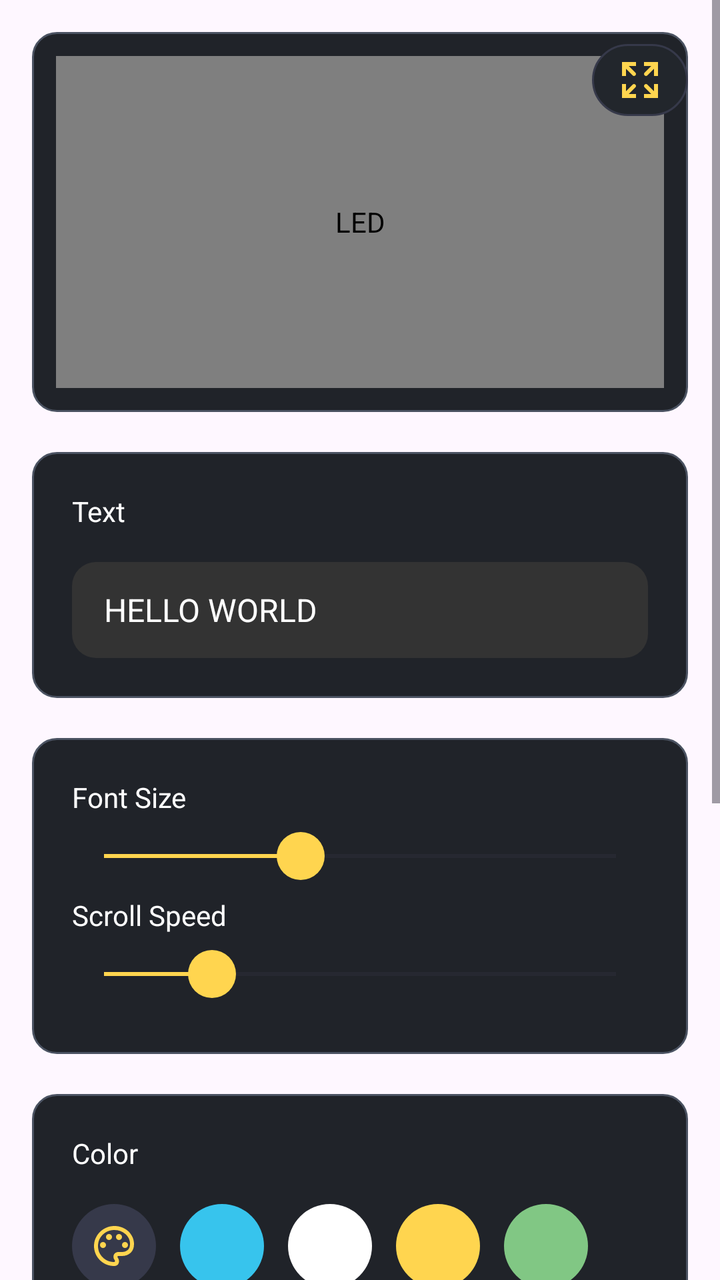
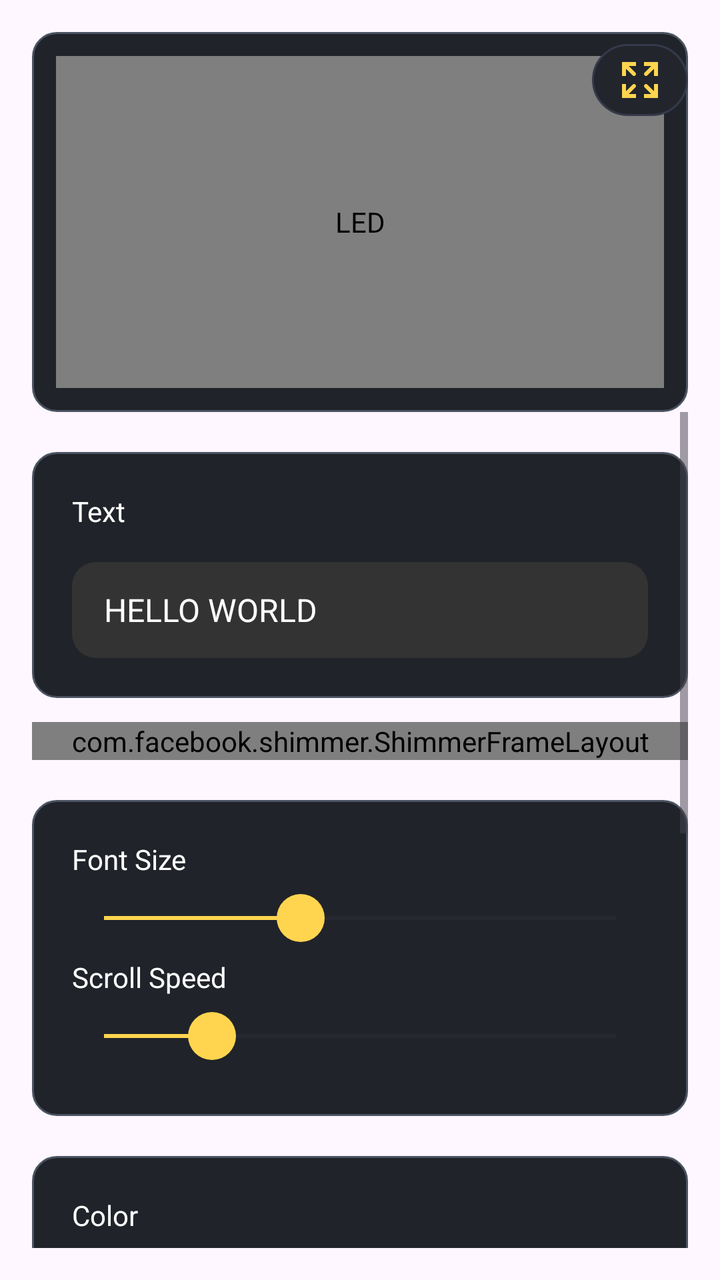

Screens rendered from an Android XML layout before and after an edit, with the pre-edit source and the edit as a unified diff.
<!-- AndroidManifest.xml: application theme Theme.Flashlight -->
<!-- res/layout/fragment_led.xml -->
<?xml version="1.0" encoding="utf-8"?>
<ScrollView
    xmlns:android="http://schemas.android.com/apk/res/android"
    xmlns:app="http://schemas.android.com/apk/res-auto"
    android:layout_width="match_parent"
    android:layout_height="match_parent"
    android:fillViewport="true">
    <LinearLayout
        android:layout_width="match_parent"
        android:layout_height="wrap_content"
        android:padding="@dimen/size16"
        android:orientation="vertical">
        <FrameLayout
            android:layout_width="match_parent"
            android:layout_height="@dimen/size190"
            android:background="@drawable/bg_ad">
            <com.kt.flash.light.led.banner.customview.LedBannerView
                android:id="@+id/led_preview"
                android:layout_width="match_parent"
                android:layout_height="match_parent"
                android:layout_margin="@dimen/size12"
                android:contentDescription="@string/led"/>
            <ImageButton
                android:id="@+id/led_full_screen"
                android:layout_width="@dimen/size48"
                android:layout_height="@dimen/size48"
                android:layout_gravity="top|end"
                android:src="@drawable/ic_full"
                android:background="?attr/selectableItemBackgroundBorderless"
                android:contentDescription="@string/full_screen"/>
        </FrameLayout>
        <LinearLayout
            android:layout_width="match_parent"
            android:layout_height="wrap_content"
            android:layout_marginTop="@dimen/size20"
            android:padding="@dimen/size20"
            android:orientation="vertical"
            android:background="@drawable/bg_ad">
            <TextView
                android:layout_width="wrap_content"
                android:layout_height="wrap_content"
                android:text="@string/led_text"
                android:textColor="#FFFFFF"
                android:textSize="@dimen/text_size_14"/>
            <EditText
                android:id="@+id/led_input"
                android:layout_width="match_parent"
                android:layout_height="@dimen/size48"
                android:layout_marginTop="@dimen/size16"
                android:background="@drawable/bg_led_input"
                android:paddingStart="@dimen/size16"
                android:paddingEnd="@dimen/size16"
                android:text="@string/hello_world"
                android:hint="@string/led_text"
                android:textColor="#FFFFFF"
                android:textColorHint="#C1C7D0"
                android:textSize="@dimen/text_size_16"
                android:inputType="textCapSentences"
                android:maxLength="200"
                android:singleLine="true"/>
        </LinearLayout>
        <LinearLayout
            android:layout_width="match_parent"
            android:layout_height="wrap_content"
            android:layout_marginTop="@dimen/size20"
            android:padding="@dimen/size20"
            android:orientation="vertical"
            android:background="@drawable/bg_ad">
            <LinearLayout
                android:layout_width="match_parent"
                android:layout_height="wrap_content">
                <TextView
                    android:layout_width="0dp"
                    android:layout_weight="1"
                    android:layout_height="wrap_content"
                    android:text="@string/font_size"
                    android:textColor="#FFFFFF"
                    android:textSize="@dimen/text_size_14"/>
                <TextView
                    android:id="@+id/font_value"
                    android:layout_width="wrap_content"
                    android:layout_height="wrap_content"
                    android:textColor="#FFD54F"
                    android:textSize="@dimen/text_size_14"/>
            </LinearLayout>
            <SeekBar
                android:id="@+id/font_slider"
                android:layout_width="match_parent"
                android:layout_height="@dimen/size40"
                android:max="104"
                android:progress="40"
                android:thumb="@drawable/ic_control"
                android:splitTrack="false"
                android:progressTint="#FFD54F"
                android:progressBackgroundTint="#36394A"
                android:contentDescription="@string/font_size"/>
            <LinearLayout
                android:layout_width="match_parent"
                android:layout_height="wrap_content">
                <TextView
                    android:layout_width="0dp"
                    android:layout_weight="1"
                    android:layout_height="wrap_content"
                    android:text="@string/scroll_speed"
                    android:textColor="#FFFFFF"
                    android:textSize="@dimen/text_size_14"/>
                <TextView
                    android:id="@+id/speed_value"
                    android:layout_width="wrap_content"
                    android:layout_height="wrap_content"
                    android:textColor="#FFD54F"
                    android:textSize="@dimen/text_size_14"/>
            </LinearLayout>
            <SeekBar
                android:id="@+id/speed_slider"
                android:layout_width="match_parent"
                android:layout_height="@dimen/size40"
                android:max="19"
                android:progress="4"
                android:thumb="@drawable/ic_control"
                android:splitTrack="false"
                android:progressTint="#FFD54F"
                android:progressBackgroundTint="#36394A"
                android:contentDescription="@string/scroll_speed"/>
        </LinearLayout>
        <LinearLayout
            android:layout_width="match_parent"
            android:layout_height="wrap_content"
            android:layout_marginTop="@dimen/size20"
            android:padding="@dimen/size20"
            android:orientation="vertical"
            android:background="@drawable/bg_ad">
            <TextView
                android:layout_width="wrap_content"
                android:layout_height="wrap_content"
                android:text="@string/led_color"
                android:textColor="#FFFFFF"
                android:textSize="@dimen/text_size_14"/>
            <LinearLayout
                android:layout_width="match_parent"
                android:layout_height="wrap_content"
                android:layout_marginTop="@dimen/size16"
                android:orientation="vertical">
                <LinearLayout
                    android:layout_width="match_parent"
                    android:layout_height="wrap_content">
                    <ImageButton
                        android:id="@+id/custom_color"
                        android:layout_width="@dimen/size42"
                        android:layout_height="@dimen/size42"
                        android:src="@drawable/ic_color"
                        android:background="?attr/selectableItemBackgroundBorderless"
                        android:contentDescription="@string/pick_color"/>
                    <View
                        android:id="@+id/color_cyan"
                        android:layout_width="@dimen/size42"
                        android:layout_height="@dimen/size42"
                        android:layout_marginStart="@dimen/size12"
                        android:background="@drawable/bg_led_color_cyan"
                        android:contentDescription="@string/color_cyan"
                        android:clickable="true"
                        android:focusable="true"/>
                    <View
                        android:id="@+id/color_white"
                        android:layout_width="@dimen/size42"
                        android:layout_height="@dimen/size42"
                        android:layout_marginStart="@dimen/size12"
                        android:background="@drawable/bg_led_color_white"
                        android:contentDescription="@string/color_white"
                        android:clickable="true"
                        android:focusable="true"/>
                    <View
                        android:id="@+id/color_yellow"
                        android:layout_width="@dimen/size42"
                        android:layout_height="@dimen/size42"
                        android:layout_marginStart="@dimen/size12"
                        android:background="@drawable/bg_led_color_yellow"
                        android:contentDescription="@string/color_yellow"
                        android:clickable="true"
                        android:focusable="true"/>
                    <View
                        android:id="@+id/color_green"
                        android:layout_width="@dimen/size42"
                        android:layout_height="@dimen/size42"
                        android:layout_marginStart="@dimen/size12"
                        android:background="@drawable/bg_led_color_green"
                        android:contentDescription="@string/color_green"
                        android:clickable="true"
                        android:focusable="true"/>
                </LinearLayout>
                <LinearLayout
                    android:layout_width="match_parent"
                    android:layout_height="wrap_content"
                    android:layout_marginTop="@dimen/size8">
                    <View
                        android:id="@+id/color_purple"
                        android:layout_width="@dimen/size42"
                        android:layout_height="@dimen/size42"
                        android:layout_marginStart="@dimen/size12"
                        android:background="@drawable/bg_led_color_purple"
                        android:contentDescription="@string/color_purple"
                        android:clickable="true"
                        android:focusable="true"/>
                    <View
                        android:id="@+id/color_red"
                        android:layout_width="@dimen/size42"
                        android:layout_height="@dimen/size42"
                        android:layout_marginStart="@dimen/size12"
                        android:background="@drawable/bg_led_color_red"
                        android:contentDescription="@string/color_red"
                        android:clickable="true"
                        android:focusable="true"/>
                </LinearLayout>
            </LinearLayout>
        </LinearLayout>
        <LinearLayout
            android:layout_width="match_parent"
            android:layout_height="wrap_content"
            android:layout_marginTop="@dimen/size20"
            android:padding="@dimen/size20"
            android:orientation="vertical"
            android:background="@drawable/bg_ad">
            <TextView
                android:layout_width="wrap_content"
                android:layout_height="wrap_content"
                android:text="@string/direction"
                android:textColor="#FFFFFF"
                android:textSize="@dimen/text_size_14"/>
            <LinearLayout
                android:layout_width="match_parent"
                android:layout_height="wrap_content"
                android:layout_marginTop="@dimen/size16">
                <ImageButton
                    android:id="@+id/direction_right"
                    android:layout_width="0dp"
                    android:layout_height="@dimen/size56"
                    android:layout_weight="1"
                    android:layout_marginStart="@dimen/size0"
                    android:padding="@dimen/size20"
                    android:src="@drawable/ic_led_right"
                    android:background="@drawable/bg_led_direction"
                    android:contentDescription="@string/direction_right"/>
                <ImageButton
                    android:id="@+id/direction_left"
                    android:layout_width="0dp"
                    android:layout_height="@dimen/size56"
                    android:layout_weight="1"
                    android:layout_marginStart="@dimen/size12"
                    android:padding="@dimen/size20"
                    android:src="@drawable/ic_led_left"
                    android:background="@drawable/bg_led_direction"
                    android:contentDescription="@string/direction_left"/>
                <ImageButton
                    android:id="@+id/direction_down"
                    android:layout_width="0dp"
                    android:layout_height="@dimen/size56"
                    android:layout_weight="1"
                    android:layout_marginStart="@dimen/size12"
                    android:padding="@dimen/size20"
                    android:src="@drawable/ic_led_down"
                    android:background="@drawable/bg_led_direction"
                    android:contentDescription="@string/direction_down"/>
                <ImageButton
                    android:id="@+id/direction_up"
                    android:layout_width="0dp"
                    android:layout_height="@dimen/size56"
                    android:layout_weight="1"
                    android:layout_marginStart="@dimen/size12"
                    android:padding="@dimen/size20"
                    android:src="@drawable/ic_led_up"
                    android:background="@drawable/bg_led_direction"
                    android:contentDescription="@string/direction_up"/>
            </LinearLayout>
        </LinearLayout>
        <LinearLayout
            android:layout_width="match_parent"
            android:layout_height="wrap_content"
            android:layout_marginTop="@dimen/size20"
            android:padding="@dimen/size20"
            android:orientation="vertical"
            android:background="@drawable/bg_ad">
            <TextView
                android:layout_width="wrap_content"
                android:layout_height="wrap_content"
                android:text="@string/visual_effects"
                android:textColor="#FFFFFF"
                android:textSize="@dimen/text_size_14"/>
            <LinearLayout
                android:layout_width="match_parent"
                android:layout_height="wrap_content"
                android:layout_marginTop="@dimen/size16">
                <TextView
                    android:id="@+id/effect_glow"
                    android:layout_width="0dp"
                    android:layout_height="@dimen/size44"
                    android:layout_weight="1"
                    android:layout_marginStart="@dimen/size0"
                    android:gravity="center"
                    android:text="@string/glow"
                    android:textColor="@color/control_tint"
                    android:textSize="@dimen/text_size_14"
                    android:background="@drawable/bg_led_effect"
                    android:clickable="true"
                    android:focusable="true"/>
                <TextView
                    android:id="@+id/effect_blink"
                    android:layout_width="0dp"
                    android:layout_height="@dimen/size44"
                    android:layout_weight="1"
                    android:layout_marginStart="@dimen/size8"
                    android:gravity="center"
                    android:text="@string/blink"
                    android:textColor="@color/control_tint"
                    android:textSize="@dimen/text_size_14"
                    android:background="@drawable/bg_led_effect"
                    android:clickable="true"
                    android:focusable="true"/>
                <TextView
                    android:id="@+id/effect_neon"
                    android:layout_width="0dp"
                    android:layout_height="@dimen/size44"
                    android:layout_weight="1"
                    android:layout_marginStart="@dimen/size8"
                    android:gravity="center"
                    android:text="@string/neon"
                    android:textColor="@color/control_tint"
                    android:textSize="@dimen/text_size_14"
                    android:background="@drawable/bg_led_effect"
                    android:clickable="true"
                    android:focusable="true"/>
            </LinearLayout>
        </LinearLayout>
    </LinearLayout>
</ScrollView>
<!-- resources referenced by this layout -->
<resources>
  <dimen name="size0">0dp</dimen>
  <dimen name="size12">12dp</dimen>
  <dimen name="size16">16dp</dimen>
  <dimen name="size190">190dp</dimen>
  <dimen name="size20">20dp</dimen>
  <dimen name="size40">40dp</dimen>
  <dimen name="size42">42dp</dimen>
  <dimen name="size44">44dp</dimen>
  <dimen name="size48">48dp</dimen>
  <dimen name="size56">56dp</dimen>
  <dimen name="size8">8dp</dimen>
  <dimen name="text_size_14">14sp</dimen>
  <dimen name="text_size_16">16sp</dimen>
  <!-- drawable bg_ad (drawable) -->
  <shape xmlns:android="http://schemas.android.com/apk/res/android">
      <solid android:color="#202329" />
      <corners android:radius="12dp" />
      <stroke
          android:width="1dp"
          android:color="#4B5362" />
  </shape>
  <!-- drawable bg_led_input (drawable) -->
  <shape xmlns:android="http://schemas.android.com/apk/res/android"><solid android:color="#333333"/><corners android:radius="@dimen/size12"/></shape>
  <!-- drawable ic_led_down (drawable) -->
  <selector xmlns:android="http://schemas.android.com/apk/res/android"><item android:state_selected="true" android:drawable="@drawable/ic_ar_down_yellow"/><item android:drawable="@drawable/ic_ar_down_gray"/></selector>
  <!-- drawable ic_led_left (drawable) -->
  <selector xmlns:android="http://schemas.android.com/apk/res/android"><item android:state_selected="true" android:drawable="@drawable/ic_ar_left_yellow"/><item android:drawable="@drawable/ic_ar_left_gray"/></selector>
  <!-- drawable ic_led_right (drawable) -->
  <selector xmlns:android="http://schemas.android.com/apk/res/android"><item android:state_selected="true" android:drawable="@drawable/ic_ar_right_yellow"/><item android:drawable="@drawable/ic_ar_right_gray"/></selector>
  <!-- drawable ic_led_up (drawable) -->
  <selector xmlns:android="http://schemas.android.com/apk/res/android"><item android:state_selected="true" android:drawable="@drawable/ic_ar_up_yellow"/><item android:drawable="@drawable/ic_ar_up_gray"/></selector>
  <string name="blink">Blink</string>
  <string name="color_cyan">Cyan</string>
  <string name="color_green">Green</string>
  <string name="color_purple">Purple</string>
  <string name="color_red">Red</string>
  <string name="color_white">White</string>
  <string name="color_yellow">Yellow</string>
  <string name="direction">Direction</string>
  <string name="direction_down">Scroll down</string>
  <string name="direction_left">Scroll left</string>
  <string name="direction_right">Scroll right</string>
  <string name="direction_up">Scroll up</string>
  <string name="font_size">Font Size</string>
  <string name="full_screen">Open full screen light</string>
  <string name="glow">Glow</string>
  <string name="hello_world">HELLO WORLD</string>
  <string name="led">LED</string>
  <string name="led_color">Color</string>
  <string name="led_text">Text</string>
  <string name="neon">Neon</string>
  <string name="pick_color">Choose screen color</string>
  <string name="scroll_speed">Scroll Speed</string>
  <string name="visual_effects">Visual Effects</string>
  <dimen name="size24">24dp</dimen>
  <!-- drawable ic_ar_up_gray (drawable) -->
  <vector xmlns:android="http://schemas.android.com/apk/res/android"
      android:width="16dp"
      android:height="16dp"
      android:viewportWidth="16"
      android:viewportHeight="16">
    <path
        android:pathData="M7,16V3.825L1.4,9.425L0,8L8,0L16,8L14.6,9.425L9,3.825V16H7V16"
        android:fillColor="#C1C7D0"/>
  </vector>
  <color name="color_bg">#111111</color>
  <color name="black">#FF000000</color>
  <!-- unchanged entries left out for length: 20 -->
</resources>

<!-- the commit's change to res/layout/fragment_led.xml (unified diff, before → after) -->
@@ -1,15 +1,11 @@
 <?xml version="1.0" encoding="utf-8"?>
-<ScrollView
+<LinearLayout
     xmlns:android="http://schemas.android.com/apk/res/android"
     xmlns:app="http://schemas.android.com/apk/res-auto"
     android:layout_width="match_parent"
     android:layout_height="match_parent"
-    android:fillViewport="true">
-    <LinearLayout
-        android:layout_width="match_parent"
-        android:layout_height="wrap_content"
-        android:padding="@dimen/size16"
-        android:orientation="vertical">
+    android:padding="@dimen/size16"
+    android:orientation="vertical">
         <FrameLayout
             android:layout_width="match_parent"
             android:layout_height="@dimen/size190"
@@ -29,6 +25,15 @@
                 android:background="?attr/selectableItemBackgroundBorderless"
                 android:contentDescription="@string/full_screen"/>
         </FrameLayout>
+    <ScrollView
+        android:layout_width="match_parent"
+        android:layout_height="0dp"
+        android:layout_weight="1"
+        android:fillViewport="true">
+    <LinearLayout
+        android:layout_width="match_parent"
+        android:layout_height="wrap_content"
+        android:orientation="vertical">
         <LinearLayout
             android:layout_width="match_parent"
             android:layout_height="wrap_content"
@@ -59,6 +64,16 @@
                 android:maxLength="200"
                 android:singleLine="true"/>
         </LinearLayout>
+        <FrameLayout
+            android:layout_marginTop="@dimen/size12"
+            android:id="@+id/frAdsNative"
+            android:layout_width="match_parent"
+            android:layout_height="match_parent">
+
+            <include
+                android:id="@+id/shimmerContainerNative"
+                layout="@layout/loading_native_medium"/>
+        </FrameLayout>
         <LinearLayout
             android:layout_width="match_parent"
             android:layout_height="wrap_content"
@@ -332,3 +347,74 @@
         </LinearLayout>
     </LinearLayout>
 </ScrollView>
+</LinearLayout>
+<!-- res/layout/loading_native_medium.xml (included above) -->
+<?xml version="1.0" encoding="utf-8"?>
+<com.facebook.shimmer.ShimmerFrameLayout xmlns:android="http://schemas.android.com/apk/res/android"
+    xmlns:app="http://schemas.android.com/apk/res-auto"
+    android:id="@+id/shimmer_container_native"
+    android:layout_width="match_parent"
+    android:layout_height="wrap_content"
+    android:clipToOutline="true"
+    app:shimmer_auto_start="true"
+    app:shimmer_base_alpha="0.6"
+    app:shimmer_highlight_alpha="1">
+
+    <androidx.constraintlayout.widget.ConstraintLayout
+        android:layout_width="match_parent"
+        android:layout_height="wrap_content"
+        android:padding="@dimen/size10">
+        <androidx.constraintlayout.widget.Guideline
+            android:id="@+id/loading_medium_column"
+            android:layout_width="wrap_content"
+            android:layout_height="wrap_content"
+            android:orientation="vertical"
+            app:layout_constraintGuide_percent="0.43" />
+        <View
+            android:id="@+id/loading_medium_media"
+            android:layout_width="0dp"
+            android:layout_height="@dimen/size140"
+            android:background="@drawable/bg_native_medium_placeholder"
+            app:layout_constraintStart_toStartOf="@id/loading_medium_column"
+            app:layout_constraintEnd_toEndOf="parent"
+            app:layout_constraintTop_toTopOf="parent" />
+        <LinearLayout
+            android:layout_width="0dp"
+            android:layout_height="wrap_content"
+            android:layout_marginEnd="@dimen/size8"
+            android:orientation="vertical"
+            app:layout_constraintStart_toStartOf="parent"
+            app:layout_constraintEnd_toStartOf="@id/loading_medium_column"
+            app:layout_constraintTop_toTopOf="@id/loading_medium_media"
+            app:layout_constraintBottom_toBottomOf="@id/loading_medium_media">
+            <View
+                android:layout_width="match_parent"
+                android:layout_height="@dimen/size16"
+                android:background="@drawable/bg_native_medium_placeholder" />
+            <View
+                android:layout_width="@dimen/size80"
+                android:layout_height="@dimen/size10"
+                android:layout_marginTop="@dimen/size6"
+                android:background="@drawable/bg_native_medium_placeholder" />
+            <View
+                android:layout_width="match_parent"
+                android:layout_height="@dimen/size10"
+                android:layout_marginTop="@dimen/size6"
+                android:background="@drawable/bg_native_medium_placeholder" />
+            <View
+                android:layout_width="match_parent"
+                android:layout_height="@dimen/size10"
+                android:layout_marginTop="@dimen/size4"
+                android:background="@drawable/bg_native_medium_placeholder" />
+        </LinearLayout>
+        <View
+            android:layout_width="0dp"
+            android:layout_height="@dimen/size48"
+            android:layout_marginTop="@dimen/size10"
+            android:background="@drawable/bg_native_medium_placeholder"
+            app:layout_constraintTop_toBottomOf="@id/loading_medium_media"
+            app:layout_constraintBottom_toBottomOf="parent"
+            app:layout_constraintStart_toStartOf="parent"
+            app:layout_constraintEnd_toEndOf="parent" />
+    </androidx.constraintlayout.widget.ConstraintLayout>
+</com.facebook.shimmer.ShimmerFrameLayout>
<!-- resource entries referenced after the edit -->
@@ -1,16 +1,21 @@
 <!-- resources referenced by this layout -->
 <resources>
   <dimen name="size0">0dp</dimen>
+  <dimen name="size10">10dp</dimen>
   <dimen name="size12">12dp</dimen>
+  <dimen name="size140">140dp</dimen>
   <dimen name="size16">16dp</dimen>
   <dimen name="size190">190dp</dimen>
   <dimen name="size20">20dp</dimen>
+  <dimen name="size4">4dp</dimen>
   <dimen name="size40">40dp</dimen>
   <dimen name="size42">42dp</dimen>
   <dimen name="size44">44dp</dimen>
   <dimen name="size48">48dp</dimen>
   <dimen name="size56">56dp</dimen>
+  <dimen name="size6">6dp</dimen>
   <dimen name="size8">8dp</dimen>
+  <dimen name="size80">80dp</dimen>
   <dimen name="text_size_14">14sp</dimen>
   <dimen name="text_size_16">16sp</dimen>
   <!-- drawable bg_ad (drawable) -->
@@ -23,6 +28,11 @@
   </shape>
   <!-- drawable bg_led_input (drawable) -->
   <shape xmlns:android="http://schemas.android.com/apk/res/android"><solid android:color="#333333"/><corners android:radius="@dimen/size12"/></shape>
+  <!-- drawable bg_native_medium_placeholder (drawable) -->
+  <shape xmlns:android="http://schemas.android.com/apk/res/android">
+      <solid android:color="#70757D" />
+      <corners android:radius="12dp" />
+  </shape>
   <!-- drawable ic_led_down (drawable) -->
   <selector xmlns:android="http://schemas.android.com/apk/res/android"><item android:state_selected="true" android:drawable="@drawable/ic_ar_down_yellow"/><item android:drawable="@drawable/ic_ar_down_gray"/></selector>
   <!-- drawable ic_led_left (drawable) -->
